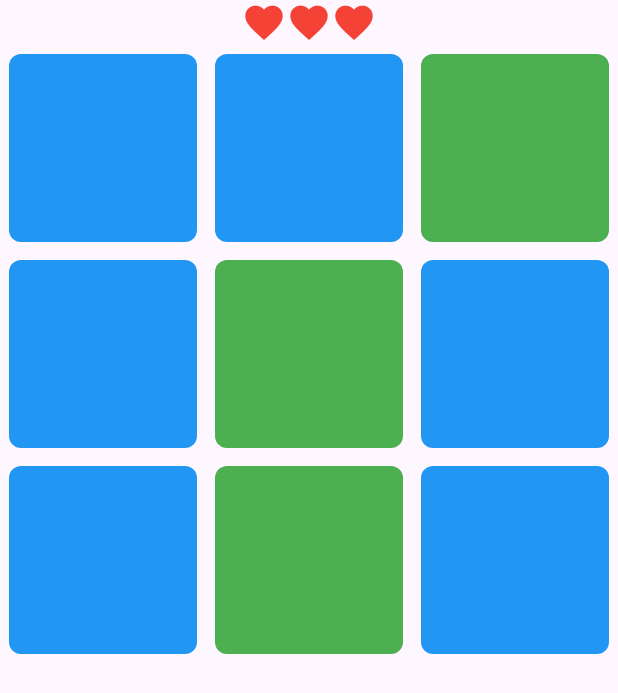
After one commit to MicahMeadows/human_benchmark, a Flutter app: the VisualMemoryPage screen opened by its route, on a phone screen of 412 x 824 dp. The commit adds this screen. Shown: the top 693 px of the screen. Run offline on Flutter 3.47's test engine with Material 3 defaults, Android fonts, the phone set to English and light mode, and no system bars; our stand-ins replace go_router.

Commit message:
Add visual memory game

```diff
--- a/lib/main.dart
+++ b/lib/main.dart
@@ -3,6 +3,7 @@ import 'package:go_router/go_router.dart';
 import 'package:human_benchmark/pages/chimp_test_page.dart';
 import 'package:human_benchmark/pages/game_select_page.dart';
 import 'package:human_benchmark/pages/reaction_time_test_page.dart';
+import 'package:human_benchmark/pages/visual_memory_page.dart';
 
 void main() {
   runApp(MyApp());
@@ -14,6 +15,18 @@ final _router = GoRouter(
       path: '/',
       pageBuilder: (context, state) => CustomTransitionPage(
         child: GameSelectPage(),
+        transitionsBuilder: (context, animation, secondaryAnimation, child) {
+          return FadeTransition(
+            opacity: CurveTween(curve: Curves.easeInOutCirc).animate(animation),
+            child: child,
+          );
+        },
+      ),
+    ),
+    GoRoute(
+      path: '/visual_memory_game',
+      pageBuilder: (context, state) => CustomTransitionPage(
+        child: VisualMemoryPage(),
         transitionsBuilder: (context, animation, secondaryAnimation, child) {
           return FadeTransition(
             opacity: CurveTween(curve: Curves.easeInOutCirc).animate(animation),
@@ -50,7 +63,7 @@ final _router = GoRouter(
 );
 
 class MyApp extends StatelessWidget {
-  MyApp({super.key});
+  const MyApp({super.key});
 
   @override
   Widget build(BuildContext context) {
--- a/lib/pages/game_select_page.dart
+++ b/lib/pages/game_select_page.dart
@@ -35,6 +35,7 @@ class _GameSelectPageState extends State<GameSelectPage> {
           spacing: 4,
           mainAxisAlignment: MainAxisAlignment.center,
           children: [
+            buildGameButton('Visual Memory', '/visual_memory_game'),
             buildGameButton('Chimp Game', '/chimp_game'),
             buildGameButton('Reaction Test', '/reaction_game'),
           ],
--- /dev/null
+++ b/lib/pages/visual_memory_page.dart
@@ -0,0 +1,201 @@
+import 'dart:math';
+
+import 'package:flutter/material.dart';
+import 'package:go_router/go_router.dart';
+
+class VisualMemoryPage extends StatefulWidget {
+  const VisualMemoryPage({super.key});
+
+  @override
+  State<VisualMemoryPage> createState() => _VisualMemoryPageState();
+}
+
+enum GameState {
+  notStarted,
+  preview,
+  playing,
+  finished,
+  lost,
+}
+
+class _VisualMemoryPageState extends State<VisualMemoryPage> {
+  int calculateGridSize() {
+    if (tileCount < 5) return 3;
+    if (tileCount < 7) return 4;
+    if (tileCount < 10) return 5;
+    if (tileCount < 15) return 6;
+    return 7;
+  }
+
+  int get gridSize => calculateGridSize();
+  int tileCount = 3;
+  int lives = 3;
+  int levelLives = 3;
+  Set<int> availablePositions = {};
+  Set<int> hiddenPositions = {};
+  Set<int> correctPositions = {};
+  GameState gameState = GameState.notStarted;
+
+  Color getTileColor(int index) {
+    if (gameState == GameState.lost) {
+      return Colors.red;
+    } else if (gameState == GameState.finished) {
+      return Colors.green;
+    } else if ((gameState == GameState.preview &&
+            hiddenPositions.contains(index)) ||
+        correctPositions.contains(index)) {
+      return Colors.green;
+    } else {
+      return Colors.blue;
+    }
+  }
+
+  @override
+  void initState() {
+    startLevel();
+    super.initState();
+  }
+
+  void startLevel() async {
+    levelLives = 3;
+    setState(() {
+      availablePositions = {};
+      hiddenPositions = {};
+      correctPositions = {};
+      for (int i = 0; i < gridSize * gridSize; i++) {
+        availablePositions.add(i);
+      }
+      for (int i = 0; i < tileCount; i++) {
+        int randomAvailableTile = Random().nextInt(availablePositions.length);
+        int element = availablePositions.elementAt(randomAvailableTile);
+        availablePositions.remove(element);
+        hiddenPositions.add(element);
+      }
+      gameState = GameState.preview;
+    });
+
+    await Future.delayed(Duration(seconds: 2));
+
+    setState(() {
+      gameState = GameState.playing;
+    });
+  }
+
+  void winLevel() async {
+    setState(() {
+      gameState = GameState.finished;
+    });
+    await Future.delayed(Duration(seconds: 2));
+    setState(() {
+      tileCount++;
+      startLevel();
+    });
+  }
+
+  void handleCorrectTile(int idx) {
+    setState(() {
+      hiddenPositions.remove(idx);
+      correctPositions.add(idx);
+    });
+    if (hiddenPositions.isEmpty) {
+      winLevel();
+    }
+  }
+
+  void handleGameLose() async {
+    setState(() {
+      gameState = GameState.lost;
+    });
+    await Future.delayed(Duration(seconds: 2));
+    if (context.mounted) {
+      // ignore: use_build_context_synchronously
+      context.go('/');
+    }
+  }
+
+  void handleIncorrectTile(int idx) async {
+    setState(() {
+      levelLives--;
+    });
+    if (levelLives <= 0) {
+      setState(() {
+        lives--;
+
+        gameState = GameState.lost;
+      });
+
+      if (lives <= 0) {
+        handleGameLose();
+      } else {
+        await Future.delayed(Duration(seconds: 2));
+        startLevel();
+      }
+    }
+  }
+
+  void chooseTile(int idx) {
+    if (hiddenPositions.contains(idx)) {
+      handleCorrectTile(idx);
+    } else {
+      handleIncorrectTile(idx);
+    }
+  }
+
+  @override
+  Widget build(BuildContext context) {
+    return Scaffold(
+      body: Center(
+        child: Container(
+          child: Column(
+            crossAxisAlignment: CrossAxisAlignment.center,
+            children: [
+              Row(
+                mainAxisAlignment: MainAxisAlignment.center,
+                children: [
+                  for (int i = 0; i < lives; i++)
+                    Icon(Icons.favorite, color: Colors.red, size: 30),
+                  if (lives <= 0)
+                    Icon(Icons.favorite, color: Colors.transparent, size: 30),
+                ],
+              ),
+              Container(
+                height: 600,
+                width: 600,
+                child: GridView.count(
+                  physics: NeverScrollableScrollPhysics(),
+                  crossAxisCount: gridSize,
+                  children: [
+                    for (int i = 0; i < gridSize * gridSize; i++)
+                      InkWell(
+                        onTap: () {
+                          if (gameState == GameState.playing) {
+                            chooseTile(i);
+                          }
+                        },
+                        child: Container(
+                          margin: EdgeInsets.all(6),
+                          decoration: BoxDecoration(
+                            borderRadius: BorderRadius.circular(8),
+                            color: getTileColor(i),
+                          ),
+                          child: Center(
+                            child: Text(
+                              '',
+                              style: TextStyle(
+                                color: Colors.blue,
+                                fontSize: 20,
+                              ),
+                            ),
+                          ),
+                        ),
+                      ),
+                  ],
+                ),
+              ),
+            ],
+          ),
+        ),
+      ),
+    );
+  }
+}
```
